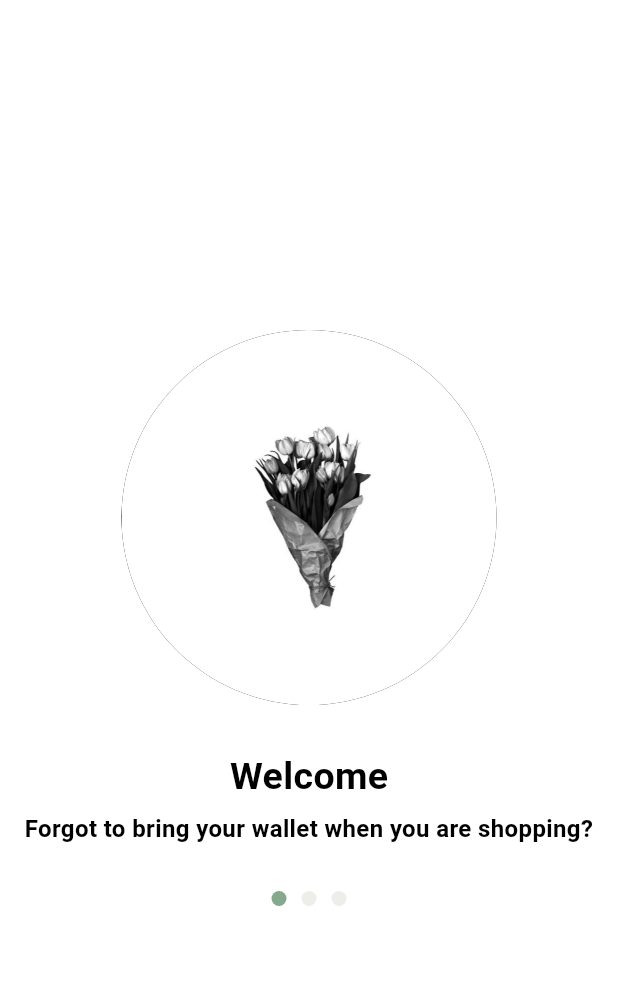
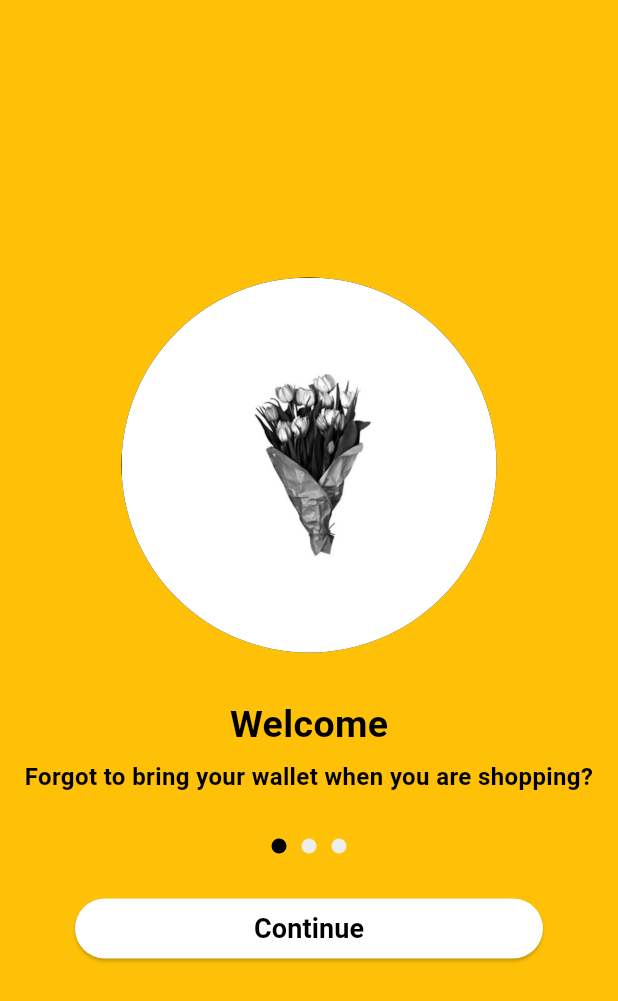
Before and after one commit to annddvaa/KB1179-1123150164-uts, a Flutter app: the screen it shows after launch, on a phone screen of 412 x 824 dp. Shown: the top 1001 px of the screen. Run offline on Flutter 3.47's test engine with Material 3 defaults, Android fonts, the phone set to English and light mode, and no system bars.

Commit message:
menambahkan tombol continue

```diff
--- a/lib/screen/Splashscreen1.dart
+++ b/lib/screen/Splashscreen1.dart
@@ -6,7 +6,7 @@ class Splashscreen1 extends StatelessWidget {
   @override
   Widget build(BuildContext context) {
     return Scaffold(
-      backgroundColor: Colors.white,
+      backgroundColor: Colors.amber,
       body: Center(
         child: Column(
           mainAxisAlignment: MainAxisAlignment.center,
@@ -23,7 +23,7 @@ class Splashscreen1 extends StatelessWidget {
                 ),
               ),
             ),
-            //Text Welcome
+            // Text Welcome
             const SizedBox(height: 30),
             const Text(
               'Welcome',
@@ -33,7 +33,7 @@ class Splashscreen1 extends StatelessWidget {
                 color: Colors.black,
               ),
             ),
-            //Subtitle
+            // Subtitle
             const SizedBox(height: 5),
             const Text(
               'Forgot to bring your wallet when you are shopping?',
@@ -44,7 +44,7 @@ class Splashscreen1 extends StatelessWidget {
                 color: Colors.black,
               ),
             ),
-            //Bullet 3 titik
+            // Bullet 3 titik
             const SizedBox(height: 30),
             Row(
               mainAxisAlignment: MainAxisAlignment.center,
@@ -55,7 +55,7 @@ class Splashscreen1 extends StatelessWidget {
                   height: 10,
                   decoration: const BoxDecoration(
                     shape: BoxShape.circle,
-                    color: Color(0xFF84A98C), // warna terang
+                    color: Color.fromARGB(255, 0, 0, 0),
                   ),
                 ),
                 // 2
@@ -68,6 +68,7 @@ class Splashscreen1 extends StatelessWidget {
                     color: Color(0xFFedede9), // warna redup
                   ),
                 ),
+                // 3
                 const SizedBox(width: 10),
                 Container(
                   width: 10,
@@ -79,6 +80,30 @@ class Splashscreen1 extends StatelessWidget {
                 ),
               ],
             ),
+
+            // Tombol continue
+            const SizedBox(height: 30),
+            Container(
+              margin: EdgeInsets.only(left: 50, right: 50),
+              child: SizedBox(
+                width: double.infinity, // 👉 Biar lebarnya penuh
+                height: 40, // opsional, biar konsisten tinggi
+                child: ElevatedButton(
+                  onPressed: () {},
+                  style: ElevatedButton.styleFrom(
+                    backgroundColor: Color.fromARGB(255, 255, 255, 255),
+                  ),
+                  child: Text(
+                    "Continue",
+                    style: TextStyle(
+                      fontSize: 18,
+                      fontWeight: FontWeight.bold,
+                      color: Colors.black,
+                    ),
+                  ),
+                ),
+              ),
+            ),
           ],
         ),
       ),
```
